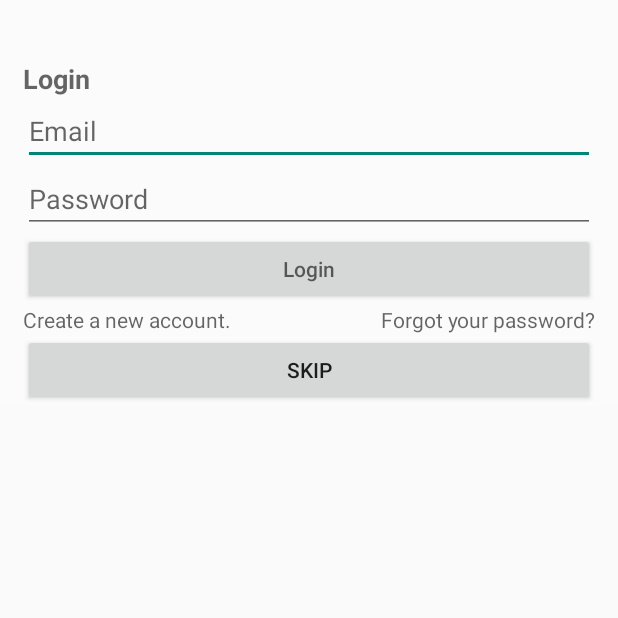
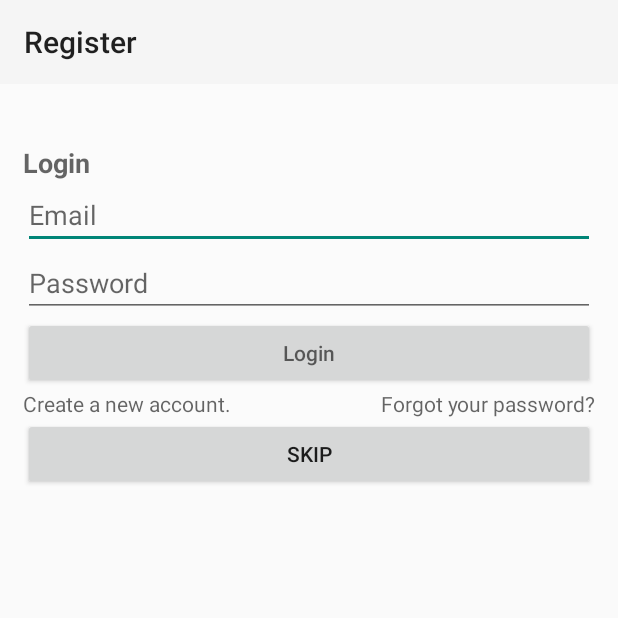
Before and after one commit to mickey0142/LecShare, an Android app: the screen it shows after launch (MainActivity), on a phone screen of 412 x 824 dp, the top half of it. Run offline under Robolectric (Android 15) with nearby library versions, the phone set to English and light mode, and no system bars; our stand-ins replace Firebase (no records; nobody signed in at launch, a user with empty details on screens opened directly).

Commit message:
fix layout not show bug

```diff
--- a/app/src/main/res/layout/fragment_login.xml
+++ b/app/src/main/res/layout/fragment_login.xml
@@ -2,8 +2,9 @@
 
 <LinearLayout xmlns:android="http://schemas.android.com/apk/res/android"
     android:layout_width="match_parent"
-    android:layout_height="match_parent">
-    <!--<include layout="@layout/fragment_title_register"/>-->
+    android:layout_height="match_parent"
+    android:orientation="vertical">
+    <include layout="@layout/fragment_title_register"/>
     <ScrollView
         android:layout_width="match_parent"
         android:layout_height="wrap_content">
--- a/app/src/main/res/layout/fragment_title_register.xml
+++ b/app/src/main/res/layout/fragment_title_register.xml
@@ -1,7 +1,7 @@
 <?xml version="1.0" encoding="utf-8"?>
 <LinearLayout xmlns:android="http://schemas.android.com/apk/res/android"
               android:layout_width="match_parent"
-              android:layout_height="match_parent" xmlns:app="http://schemas.android.com/apk/res-auto">
+              android:layout_height="wrap_content" xmlns:app="http://schemas.android.com/apk/res-auto">
 
     <android.support.v7.widget.Toolbar
             android:layout_width="match_parent"
@@ -9,4 +9,5 @@
             android:background="?attr/colorPrimary"
             android:id="@+id/fragment_title_register"
             app:title="@string/register"/>
+
 </LinearLayout>
```
Also changed, not shown: app/src/main/res/layout/fragment_register.xml (+5 -4 lines).
